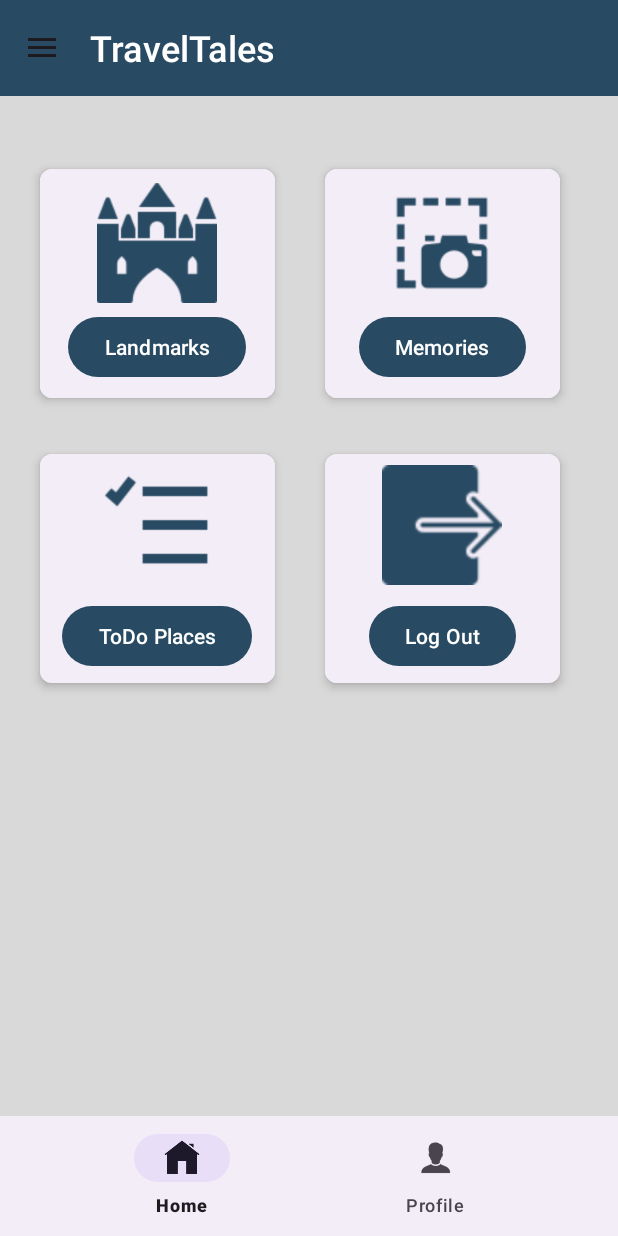
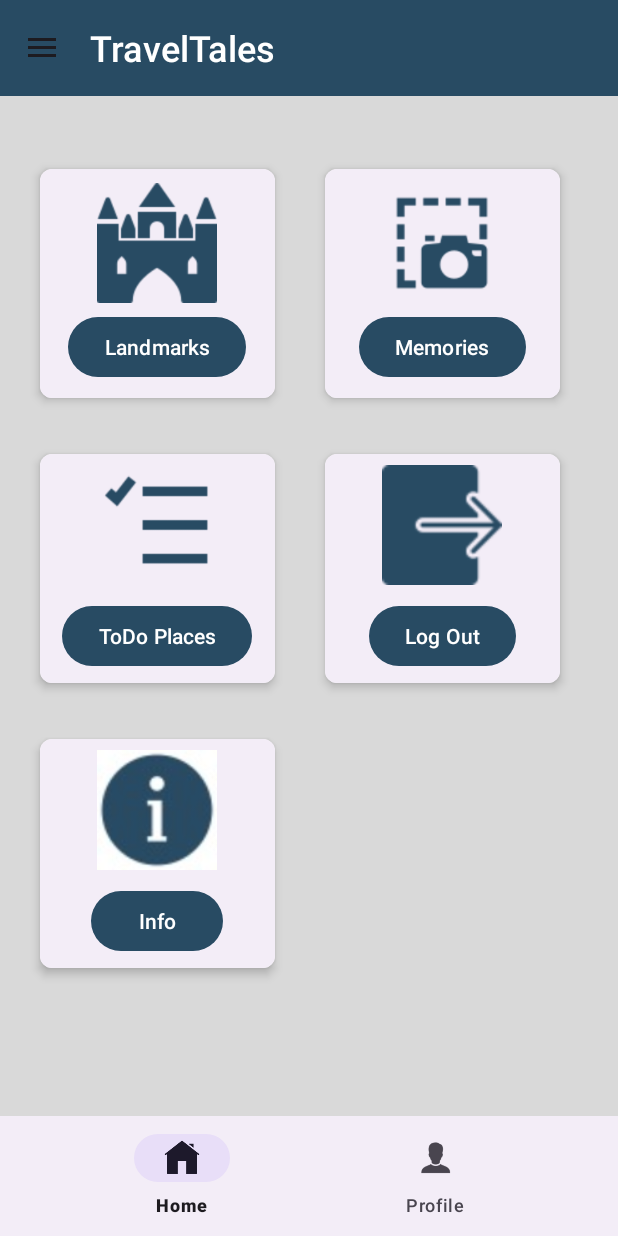
Before and after one commit to harshadayadav154/travel_tales_android, an Android app: the HomeActivity screen opened directly, with no data from a screen before it, on a phone screen of 412 x 824 dp. Run offline under Robolectric (Android 15) with nearby library versions, the phone set to English and light mode, and no system bars.

Commit message:
made changes

```diff
--- a/app/src/main/AndroidManifest.xml
+++ b/app/src/main/AndroidManifest.xml
@@ -39,6 +39,8 @@
         <activity android:name=".activities.SignInActivity" />
         <activity android:name=".activities.SignUpActivity" />
         <activity android:name=".activities.UserDetailsActivity" />
+        <activity android:name=".activities.DeveloperActivity" />
+
 
         <meta-data
             android:name="com.google.android.geo.API_KEY"
--- a/app/src/main/java/com/example/travel_tales/activities/HomeActivity.java
+++ b/app/src/main/java/com/example/travel_tales/activities/HomeActivity.java
@@ -39,6 +39,8 @@ public class HomeActivity extends AppCompatActivity implements View.OnClickListe
         homeBinding.todoButton.setOnClickListener(this);
         homeBinding.mapButton.setOnClickListener(this);
         homeBinding.capturedImages.setOnClickListener(this);
+        homeBinding.devinfoButton.setOnClickListener(this);
+        homeBinding.logOutButton.setOnClickListener(this);
 
         // creating navigation drawer
         mToggle = new ActionBarDrawerToggle(this, homeBinding.drawerLayout, homeBinding.materialToolbar, R.string.open, R.string.close);
@@ -97,6 +99,9 @@ public class HomeActivity extends AppCompatActivity implements View.OnClickListe
             SharedPreferencesUtil.clearSession(getApplicationContext());
             Intent intentProfile = new Intent(this, SignInActivity.class);
             startActivity(intentProfile);
+        } else if (v.getId() == homeBinding.devinfoButton.getId()) {
+            Intent intentProfile = new Intent(this, DeveloperActivity.class);
+            startActivity(intentProfile);
         }
     }
 
--- a/app/src/main/res/layout/activity_home.xml
+++ b/app/src/main/res/layout/activity_home.xml
@@ -40,7 +40,7 @@
                 android:layout_marginEnd="20dp"
                 android:layout_marginBottom="40dp"
                 android:columnCount="2"
-                android:rowCount="2">
+                android:rowCount="3">
 
 
                 <androidx.cardview.widget.CardView
@@ -171,6 +171,38 @@
                     </LinearLayout>
 
                 </androidx.cardview.widget.CardView>
+
+                <androidx.cardview.widget.CardView
+                    android:layout_width="170dp"
+                    android:layout_height="170dp"
+                    android:layout_row="2"
+                    android:layout_column="0"
+                    android:layout_marginTop="20dp"
+                    app:cardCornerRadius="8dp"
+                    app:cardElevation="4dp"
+                    app:cardUseCompatPadding="true">
+
+                    <LinearLayout
+                        android:layout_width="match_parent"
+                        android:layout_height="match_parent"
+                        android:background="@color/white_grey"
+                        android:gravity="center"
+                        android:orientation="vertical">
+
+                        <ImageView
+                            android:layout_width="80dp"
+                            android:layout_height="80dp"
+                            android:src="@drawable/info" />
+
+                        <Button
+                            android:id="@+id/devinfoButton"
+                            android:layout_width="wrap_content"
+                            android:layout_height="wrap_content"
+                            android:layout_marginTop="10dp"
+                            android:text="@string/info" />
+                    </LinearLayout>
+
+                </androidx.cardview.widget.CardView>
             </GridLayout>
 
 
```
Also changed, not shown: app/src/main/java/com/example/travel_tales/activities/DeveloperActivity.java (added, +37 -0 lines), app/src/main/res/layout/activity_developer.xml (added, +177 -0 lines), app/src/main/res/values/strings.xml (+8 -0 lines), app/src/main/res/drawable/harsada.jpg (added), app/src/main/res/drawable/info.jpg (added), app/src/main/res/drawable/yash.jpg (added), 1 other file.
